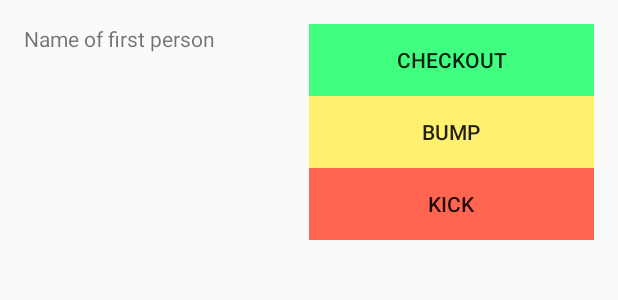
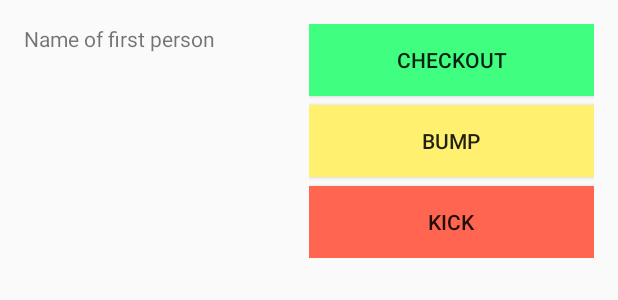
Before and after one commit to knosseir/FIFO, an Android app: the layout cashier_main.xml on its own in the app's theme, with its tools: preview values and no code run, on a phone screen of 412 x 824 dp. Shown: the top 300 px of the screen. Run offline under Robolectric (Android 15) with nearby library versions, the phone set to English and light mode, and no system bars.

Commit message:
customer layout

```diff
--- a/app/src/main/res/layout/cashier_main.xml
+++ b/app/src/main/res/layout/cashier_main.xml
@@ -34,13 +34,15 @@
                 android:layout_width="match_parent"
                 android:layout_height="wrap_content"
                 android:background="#40ff80"
-                android:text="Checkout"/>
+                android:text="Checkout"
+                android:layout_marginBottom="6dp"/>
             <Button
                 android:id="@+id/bump"
                 android:layout_width="match_parent"
                 android:layout_height="wrap_content"
                 android:background="#fff070"
-                android:text="Bump"/>
+                android:text="Bump"
+                android:layout_marginBottom="6dp"/>
             <Button
                 android:id="@+id/kick"
                 android:layout_width="match_parent"
```
Also changed, not shown: app/src/main/res/layout/customer_main.xml (+35 -4 lines).
